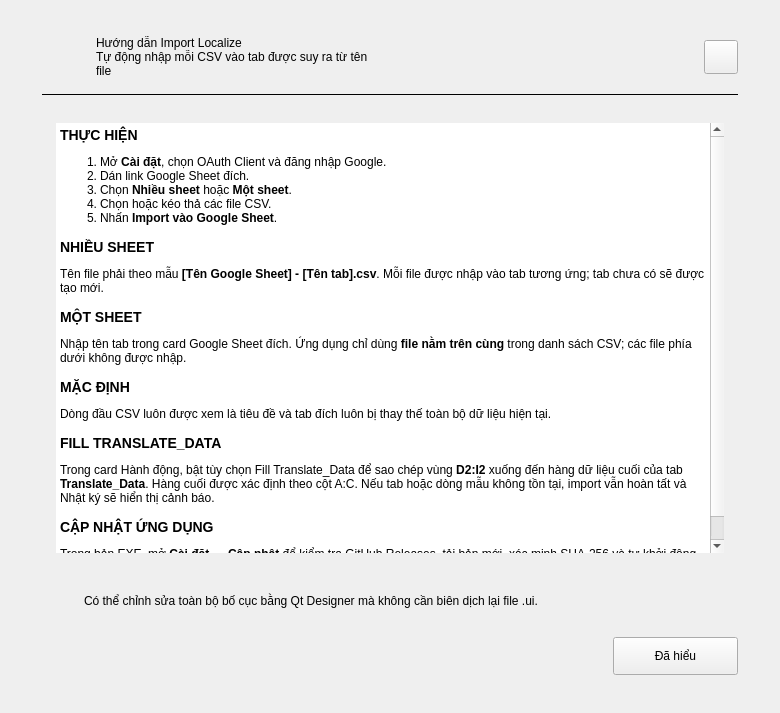
Before: the Qt Designer form src/import_localize/ui/forms/help_dialog.ui in longnguy3n/Import-Localize, drawn with Qt 5.
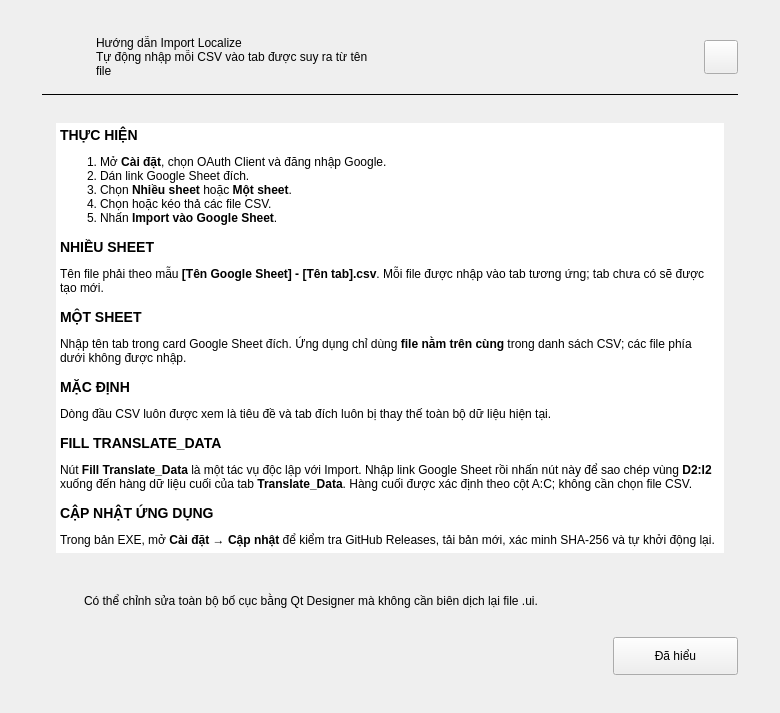
After: the same form once the commit is applied.

Commit message: add fill Translate Data function

Diff of the .ui file:
```diff
--- a/src/import_localize/ui/forms/help_dialog.ui
+++ b/src/import_localize/ui/forms/help_dialog.ui
@@ -175,7 +175,7 @@
             </size>
            </property>
            <property name="html">
-            <string>&lt;h3&gt;THỰC HIỆN&lt;/h3&gt;&lt;ol&gt;&lt;li&gt;Mở &lt;b&gt;Cài đặt&lt;/b&gt;, chọn OAuth Client và đăng nhập Google.&lt;/li&gt;&lt;li&gt;Dán link Google Sheet đích.&lt;/li&gt;&lt;li&gt;Chọn &lt;b&gt;Nhiều sheet&lt;/b&gt; hoặc &lt;b&gt;Một sheet&lt;/b&gt;.&lt;/li&gt;&lt;li&gt;Chọn hoặc kéo thả các file CSV.&lt;/li&gt;&lt;li&gt;Nhấn &lt;b&gt;Import vào Google Sheet&lt;/b&gt;.&lt;/li&gt;&lt;/ol&gt;&lt;h3&gt;NHIỀU SHEET&lt;/h3&gt;&lt;p&gt;Tên file phải theo mẫu &lt;b&gt;[Tên Google Sheet] - [Tên tab].csv&lt;/b&gt;. Mỗi file được nhập vào tab tương ứng; tab chưa có sẽ được tạo mới.&lt;/p&gt;&lt;h3&gt;MỘT SHEET&lt;/h3&gt;&lt;p&gt;Nhập tên tab trong card Google Sheet đích. Ứng dụng chỉ dùng &lt;b&gt;file nằm trên cùng&lt;/b&gt; trong danh sách CSV; các file phía dưới không được nhập.&lt;/p&gt;&lt;h3&gt;MẶC ĐỊNH&lt;/h3&gt;&lt;p&gt;Dòng đầu CSV luôn được xem là tiêu đề và tab đích luôn bị thay thế toàn bộ dữ liệu hiện tại.&lt;/p&gt;&lt;h3&gt;FILL TRANSLATE_DATA&lt;/h3&gt;&lt;p&gt;Trong card Hành động, bật tùy chọn Fill Translate_Data để sao chép vùng &lt;b&gt;D2:I2&lt;/b&gt; xuống đến hàng dữ liệu cuối của tab &lt;b&gt;Translate_Data&lt;/b&gt;. Hàng cuối được xác định theo cột A:C. Nếu tab hoặc dòng mẫu không tồn tại, import vẫn hoàn tất và Nhật ký sẽ hiển thị cảnh báo.&lt;/p&gt;&lt;h3&gt;CẬP NHẬT ỨNG DỤNG&lt;/h3&gt;&lt;p&gt;Trong bản EXE, mở &lt;b&gt;Cài đặt → Cập nhật&lt;/b&gt; để kiểm tra GitHub Releases, tải bản mới, xác minh SHA-256 và tự khởi động lại.&lt;/p&gt;</string>
+            <string>&lt;h3&gt;THỰC HIỆN&lt;/h3&gt;&lt;ol&gt;&lt;li&gt;Mở &lt;b&gt;Cài đặt&lt;/b&gt;, chọn OAuth Client và đăng nhập Google.&lt;/li&gt;&lt;li&gt;Dán link Google Sheet đích.&lt;/li&gt;&lt;li&gt;Chọn &lt;b&gt;Nhiều sheet&lt;/b&gt; hoặc &lt;b&gt;Một sheet&lt;/b&gt;.&lt;/li&gt;&lt;li&gt;Chọn hoặc kéo thả các file CSV.&lt;/li&gt;&lt;li&gt;Nhấn &lt;b&gt;Import vào Google Sheet&lt;/b&gt;.&lt;/li&gt;&lt;/ol&gt;&lt;h3&gt;NHIỀU SHEET&lt;/h3&gt;&lt;p&gt;Tên file phải theo mẫu &lt;b&gt;[Tên Google Sheet] - [Tên tab].csv&lt;/b&gt;. Mỗi file được nhập vào tab tương ứng; tab chưa có sẽ được tạo mới.&lt;/p&gt;&lt;h3&gt;MỘT SHEET&lt;/h3&gt;&lt;p&gt;Nhập tên tab trong card Google Sheet đích. Ứng dụng chỉ dùng &lt;b&gt;file nằm trên cùng&lt;/b&gt; trong danh sách CSV; các file phía dưới không được nhập.&lt;/p&gt;&lt;h3&gt;MẶC ĐỊNH&lt;/h3&gt;&lt;p&gt;Dòng đầu CSV luôn được xem là tiêu đề và tab đích luôn bị thay thế toàn bộ dữ liệu hiện tại.&lt;/p&gt;&lt;h3&gt;FILL TRANSLATE_DATA&lt;/h3&gt;&lt;p&gt;Nút &lt;b&gt;Fill Translate_Data&lt;/b&gt; là một tác vụ độc lập với Import. Nhập link Google Sheet rồi nhấn nút này để sao chép vùng &lt;b&gt;D2:I2&lt;/b&gt; xuống đến hàng dữ liệu cuối của tab &lt;b&gt;Translate_Data&lt;/b&gt;. Hàng cuối được xác định theo cột A:C; không cần chọn file CSV.&lt;/p&gt;&lt;h3&gt;CẬP NHẬT ỨNG DỤNG&lt;/h3&gt;&lt;p&gt;Trong bản EXE, mở &lt;b&gt;Cài đặt → Cập nhật&lt;/b&gt; để kiểm tra GitHub Releases, tải bản mới, xác minh SHA-256 và tự khởi động lại.&lt;/p&gt;</string>
            </property>
            <property name="openExternalLinks">
             <bool>true</bool>
```
The commit also changes 14 other files.
